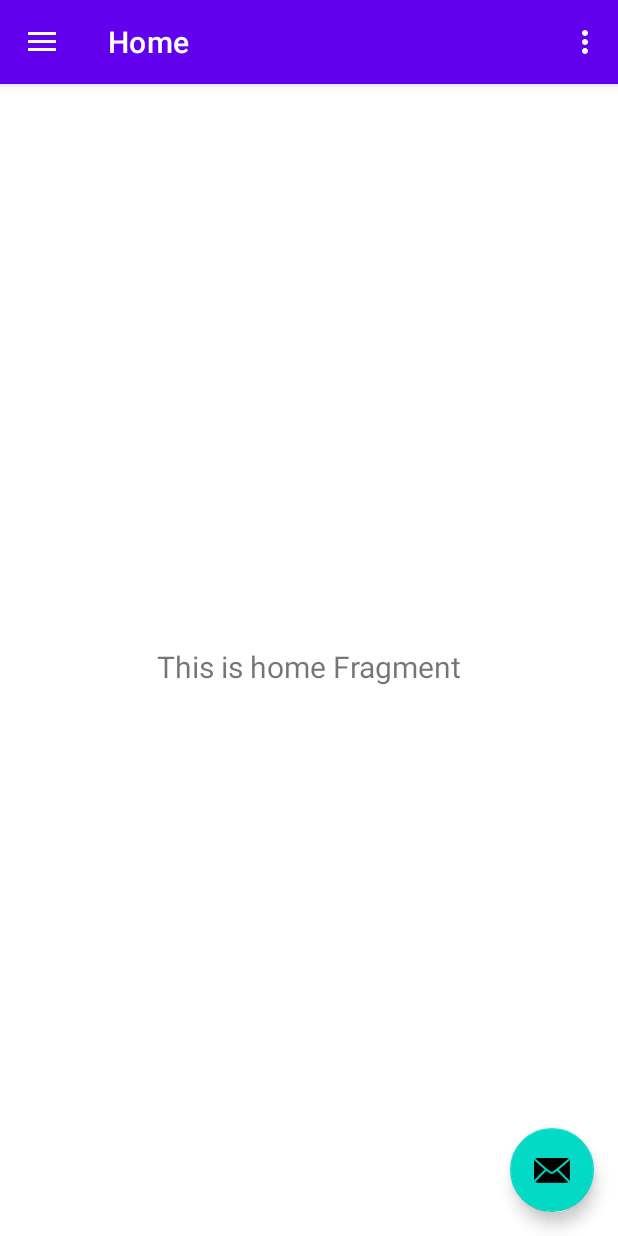
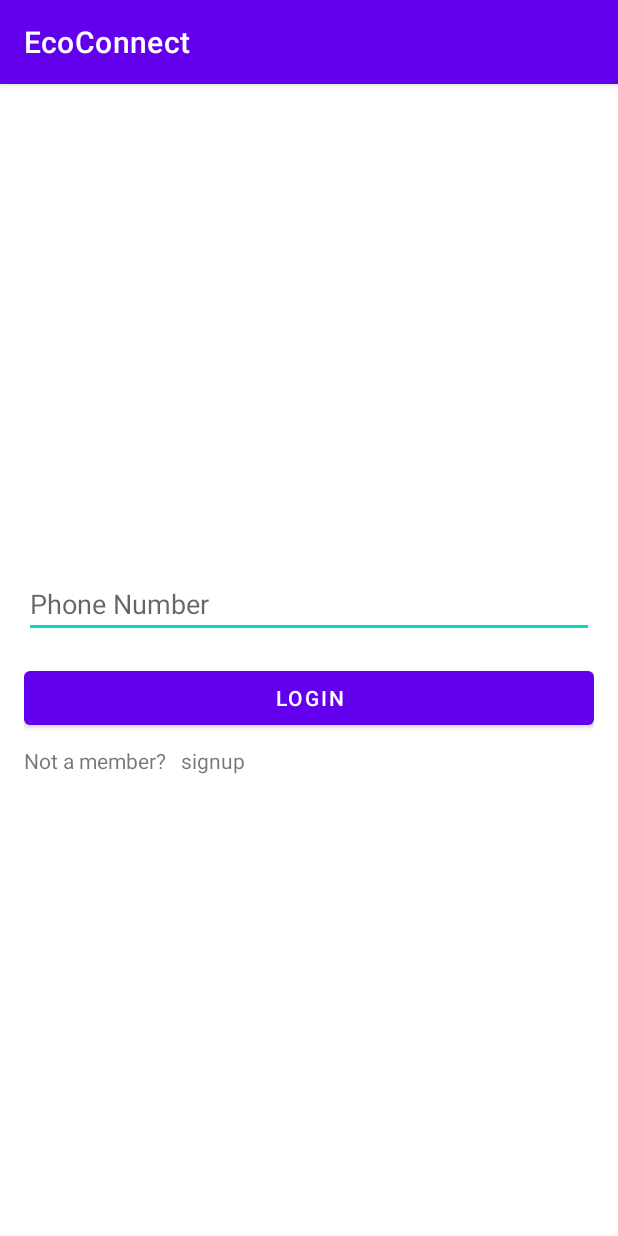
Before and after one commit to azeez-72/EcoConnect, an Android app: the screen it shows after launch (MainActivity before the commit, LoginSignUpActivity after it), on a phone screen of 412 x 824 dp. Run offline under Robolectric (Android 15) with nearby library versions, the phone set to English and light mode, and no system bars; our stand-ins replace Firebase (no records; nobody signed in at launch, a user with empty details on screens opened directly), navigation-ui.

Commit message:
Login/SignUp Added

```diff
--- a/app/src/main/AndroidManifest.xml
+++ b/app/src/main/AndroidManifest.xml
@@ -9,6 +9,7 @@
         android:roundIcon="@mipmap/ic_launcher_round"
         android:supportsRtl="true"
         android:theme="@style/Theme.EcoConnect">
+        <activity android:name=".LoginSignUpActivity"></activity>
         <activity
             android:name=".MainActivity"
             android:label="@string/app_name"
--- /dev/null
+++ b/app/src/main/java/io/realworld/ecoconnect/LoginSignUpActivity.kt
@@ -0,0 +1,18 @@
+package io.realworld.ecoconnect
+
+import android.content.Intent
+import androidx.appcompat.app.AppCompatActivity
+import android.os.Bundle
+import com.google.firebase.auth.FirebaseAuth
+
+class LoginSignUpActivity : AppCompatActivity() {
+
+    private lateinit var mAuth: FirebaseAuth
+
+    override fun onCreate(savedInstanceState: Bundle?) {
+        super.onCreate(savedInstanceState)
+        setContentView(R.layout.activity_login_sign_up)
+
+
+    }
+}
--- a/app/src/main/java/io/realworld/ecoconnect/MainActivity.kt
+++ b/app/src/main/java/io/realworld/ecoconnect/MainActivity.kt
@@ -1,5 +1,6 @@
 package io.realworld.ecoconnect
 
+import android.content.Intent
 import android.os.Bundle
 import android.view.Menu
 import com.google.android.material.floatingactionbutton.FloatingActionButton
@@ -13,14 +14,28 @@ import androidx.navigation.ui.setupWithNavController
 import androidx.drawerlayout.widget.DrawerLayout
 import androidx.appcompat.app.AppCompatActivity
 import androidx.appcompat.widget.Toolbar
+import com.google.firebase.auth.FirebaseAuth
 
 class MainActivity : AppCompatActivity() {
 
     private lateinit var appBarConfiguration: AppBarConfiguration
-
+    private lateinit var mAuth: FirebaseAuth
     override fun onCreate(savedInstanceState: Bundle?) {
         super.onCreate(savedInstanceState)
         setContentView(R.layout.activity_main)
+
+        mAuth = FirebaseAuth.getInstance()
+        val user=mAuth.currentUser
+        if(user==null)
+        {
+            val loginSignupIntent = Intent(this, LoginSignUpActivity::class.java)
+
+            loginSignupIntent.flags = Intent.FLAG_ACTIVITY_NEW_TASK or Intent.FLAG_ACTIVITY_CLEAR_TASK
+
+
+            startActivity(loginSignupIntent)
+        }
+
         val toolbar: Toolbar = findViewById(R.id.toolbar)
         setSupportActionBar(toolbar)
 
--- /dev/null
+++ b/app/src/main/res/layout/activity_login_sign_up.xml
@@ -0,0 +1,17 @@
+<?xml version="1.0" encoding="utf-8"?>
+<androidx.constraintlayout.widget.ConstraintLayout xmlns:android="http://schemas.android.com/apk/res/android"
+    android:id="@+id/login_fragment2"
+    xmlns:app="http://schemas.android.com/apk/res-auto"
+    xmlns:tools="http://schemas.android.com/tools"
+    android:layout_width="match_parent"
+    android:layout_height="match_parent"
+    tools:context=".LoginSignUpActivity">
+
+    <androidx.fragment.app.FragmentContainerView
+        android:layout_width="match_parent"
+        android:layout_height="match_parent"
+        android:id="@+id/loginSignup"
+        app:navGraph="@navigation/login_signup_nav"
+        android:name="androidx.navigation.fragment.NavHostFragment"></androidx.fragment.app.FragmentContainerView>
+
+</androidx.constraintlayout.widget.ConstraintLayout>
--- /dev/null
+++ b/app/src/main/res/layout/fragment_login_fragment.xml
@@ -0,0 +1,68 @@
+<?xml version="1.0" encoding="utf-8"?>
+<FrameLayout xmlns:android="http://schemas.android.com/apk/res/android"
+    android:id="@+id/login_fragment2"
+    xmlns:app="http://schemas.android.com/apk/res-auto"
+    xmlns:tools="http://schemas.android.com/tools"
+    android:layout_width="match_parent"
+    android:layout_height="match_parent"
+    tools:context=".login_fragment">
+
+    <androidx.constraintlayout.widget.ConstraintLayout
+        android:layout_width="match_parent"
+        android:layout_height="match_parent">
+
+        <LinearLayout
+            android:layout_width="match_parent"
+            android:layout_height="wrap_content"
+            android:layout_marginStart="16dp"
+            android:layout_marginEnd="16dp"
+            android:orientation="vertical"
+            app:layout_constraintBottom_toBottomOf="parent"
+            app:layout_constraintEnd_toEndOf="parent"
+            app:layout_constraintStart_toStartOf="parent"
+            app:layout_constraintTop_toTopOf="parent">
+
+            <EditText
+                android:id="@+id/loginPhoneNumber"
+                android:layout_width="match_parent"
+                android:layout_height="wrap_content"
+                android:layout_marginVertical="16dp"
+                android:ems="10"
+                android:hint="Phone Number"
+                android:inputType="phone" />
+
+            <EditText
+                android:id="@+id/loginOTP"
+                android:layout_width="match_parent"
+                android:layout_height="wrap_content"
+                android:layout_marginBottom="16dp"
+                android:ems="10"
+                android:hint="Enter OTP"
+                android:inputType="textPersonName"
+                android:visibility="gone" />
+
+            <Button
+                android:id="@+id/loginButton"
+                android:layout_width="match_parent"
+                android:layout_height="wrap_content"
+                android:text="Login" />
+
+            <Button
+                android:id="@+id/loginOTPButton"
+                android:layout_width="match_parent"
+                android:layout_height="wrap_content"
+                android:text="Confirm"
+                android:visibility="gone" />
+
+            <TextView
+                android:id="@+id/signupRedirect"
+                android:layout_width="match_parent"
+                android:layout_height="wrap_content"
+                android:layout_marginTop="8dp"
+                android:text="Not a member?   signup" />
+
+        </LinearLayout>
+    </androidx.constraintlayout.widget.ConstraintLayout>
+
+
+</FrameLayout>
--- /dev/null
+++ b/app/src/main/res/navigation/login_signup_nav.xml
@@ -0,0 +1,28 @@
+<?xml version="1.0" encoding="utf-8"?>
+<navigation xmlns:android="http://schemas.android.com/apk/res/android"
+    xmlns:app="http://schemas.android.com/apk/res-auto"
+    xmlns:tools="http://schemas.android.com/tools"
+    android:id="@+id/login_signup_nav"
+    app:startDestination="@id/login_fragment2">
+    <fragment
+        android:id="@+id/login_fragment2"
+        android:name="io.realworld.ecoconnect.login_fragment"
+        android:label="fragment_login_fragment"
+        tools:layout="@layout/fragment_login_fragment" >
+        <action
+            android:id="@+id/action_login_fragment2_to_signup_fragment2"
+            app:destination="@id/signup_fragment2" />
+        <action
+            android:id="@+id/action_login_fragment2_to_signup_fragment2"
+            app:destination="@id/signup_fragment2" />
+    </fragment>
+    <fragment
+        android:id="@+id/signup_fragment2"
+        android:name="io.realworld.ecoconnect.signup_fragment"
+        android:label="fragment_signup_fragment"
+        tools:layout="@layout/fragment_signup_fragment" >
+        <action
+            android:id="@+id/action_signup_fragment2_to_login_fragment2"
+            app:destination="@id/login_fragment2" />
+    </fragment>
+</navigation>
--- a/app/src/main/res/values/strings.xml
+++ b/app/src/main/res/values/strings.xml
@@ -10,4 +10,6 @@
     <string name="menu_home">Home</string>
     <string name="menu_gallery">Gallery</string>
     <string name="menu_slideshow">Slideshow</string>
+    <!-- TODO: Remove or change this placeholder text -->
+    <string name="hello_blank_fragment">Hello blank fragment</string>
 </resources>
--- a/build.gradle
+++ b/build.gradle
@@ -7,7 +7,9 @@ buildscript {
     }
     dependencies {
         classpath "com.android.tools.build:gradle:4.1.2"
+        classpath 'com.google.gms:google-services:4.3.5'
         classpath "org.jetbrains.kotlin:kotlin-gradle-plugin:$kotlin_version"
+        classpath "androidx.navigation:navigation-safe-args-gradle-plugin:2.1.0-rc01"
 
         // NOTE: Do not place your application dependencies here; they belong
         // in the individual module build.gradle files
```
Also changed, not shown: app/build.gradle (+12 -2 lines), app/src/main/java/io/realworld/ecoconnect/login_fragment.kt (added, +158 -0 lines), app/src/main/java/io/realworld/ecoconnect/signup_fragment.kt (added, +191 -0 lines), app/src/main/res/layout/fragment_signup_fragment.xml (added, +74 -0 lines), 2 other files.
